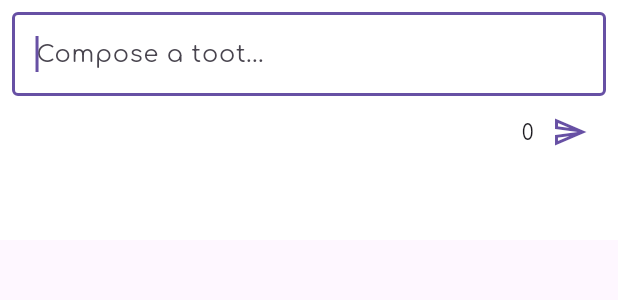
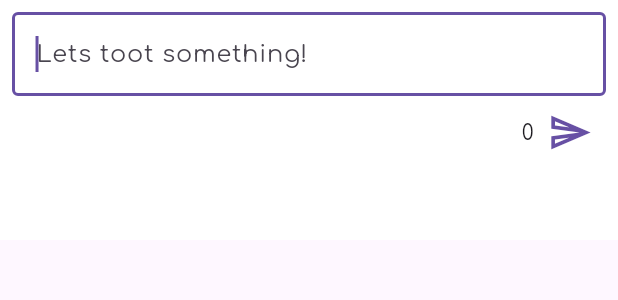
Before and after one commit to grycmat/my_toots, a Flutter app: the ComposeStatusWidget widget shown alone on an empty page, opened directly, after a tap on the "send" icon, on a phone screen of 412 x 824 dp. Shown: the top 300 px of the screen. Run offline on Flutter 3.47's test engine with Material 2 defaults, Android fonts, the phone set to English and light mode, and no system bars; our stand-ins replace cached_network_image, dio, flutter_dotenv, flutter_html, get_it, injectable and 2 more; missing offline and left inert: skeleton_loader; accounts and stored records are empty; network calls fail.

Commit message:
basic posting system added

```diff
--- /dev/null
+++ b/lib/models/status/status_payload.dart
@@ -0,0 +1,36 @@
+import 'dart:convert';
+
+class StatusPayload {
+  final String status;
+  final List<String>? mediaIds;
+  final String? inReplayToId;
+  final bool? sensitive;
+  final String? spoilerText;
+  final String? visibility;
+  final String? language;
+  final String? scheduledAt;
+
+  StatusPayload({
+    required this.status,
+    this.mediaIds,
+    this.inReplayToId,
+    this.sensitive,
+    this.spoilerText,
+    this.visibility,
+    this.language,
+    this.scheduledAt,
+  });
+
+  Map<String, dynamic> toMap() => {
+        'status': status,
+        'media_ids': mediaIds,
+        'in_reply_to_id': inReplayToId,
+        'sensitive': sensitive,
+        'spoiler_text': spoilerText,
+        'visibility': visibility,
+        'language': language,
+        'scheduled_at': scheduledAt,
+      };
+
+  String toJson() => json.encode(toMap());
+}
--- a/lib/pages/timeline.page.dart
+++ b/lib/pages/timeline.page.dart
@@ -39,13 +39,13 @@ class _TimelinePageState extends State<TimelinePage> {
         color: Colors.white,
         onRefresh: () => _getStatuses(),
         child: ListView.separated(
-          separatorBuilder: (_, __) => Divider(
+          separatorBuilder: (_, __) => const Divider(
             indent: 60,
             endIndent: 60,
             color: Colors.black,
           ),
           itemCount: statuses.length,
-          physics: BouncingScrollPhysics(),
+          physics: const BouncingScrollPhysics(),
           itemBuilder: (_, index) {
             return StatusWidget(
               status: statuses[index],
--- a/lib/services/api.service.dart
+++ b/lib/services/api.service.dart
@@ -7,6 +7,7 @@ import 'package:my_toots/models/account/account.dart';
 import 'package:my_toots/models/application.dart';
 import 'package:my_toots/models/status/status.dart';
 import 'package:my_toots/models/status/status_context.dart';
+import 'package:my_toots/models/status/status_payload.dart';
 import 'package:my_toots/models/token.dart';
 import 'package:shared_preferences/shared_preferences.dart';
 
@@ -199,4 +200,13 @@ class ApiService {
     );
     return StatusContext.fromMap(response.data);
   }
+
+  Future<Response> postStatus(StatusPayload status) {
+    return Dio().post(
+      'https://$_instance/api/v1/statuses',
+      data: status.toMap(),
+      options: Options(
+          headers: {'Authorization': 'Bearer ${_userToken!.accessToken}'}),
+    );
+  }
 }
--- a/lib/widgets/compose_status.widget.dart
+++ b/lib/widgets/compose_status.widget.dart
@@ -1,4 +1,7 @@
 import 'package:flutter/material.dart';
+import 'package:my_toots/models/status/status_payload.dart';
+import 'package:my_toots/getIt.instance.dart';
+import 'package:my_toots/services/api.service.dart';
 
 class ComposeStatusWidget extends StatefulWidget {
   const ComposeStatusWidget({Key? key}) : super(key: key);
@@ -26,6 +29,14 @@ class _ComposeStatusWidgetState extends State<ComposeStatusWidget> {
     super.dispose();
   }
 
+  _postStatus(BuildContext context) {
+    final statusText = _textEditingController.text;
+    final statusPayload = StatusPayload(status: statusText);
+    getIt.get<ApiService>().postStatus(statusPayload).then((value) {
+      Navigator.of(context).pop();
+    });
+  }
+
   @override
   Widget build(BuildContext context) {
     return Container(
@@ -43,7 +54,7 @@ class _ComposeStatusWidgetState extends State<ComposeStatusWidget> {
                 keyboardType: TextInputType.multiline,
                 decoration: const InputDecoration(
                   border: OutlineInputBorder(),
-                  hintText: 'Compose a toot...',
+                  hintText: 'Lets toot something!',
                 ),
               ),
               Row(
@@ -52,8 +63,10 @@ class _ComposeStatusWidgetState extends State<ComposeStatusWidget> {
                   Text(chars.toString()),
                   IconButton(
                       color: Theme.of(context).primaryColor,
-                      onPressed: () {},
-                      icon: Icon(Icons.send_outlined))
+                      onPressed: () {
+                        _postStatus(context);
+                      },
+                      icon: const Icon(Icons.send_outlined, size: 30))
                 ],
               ),
             ],
```
